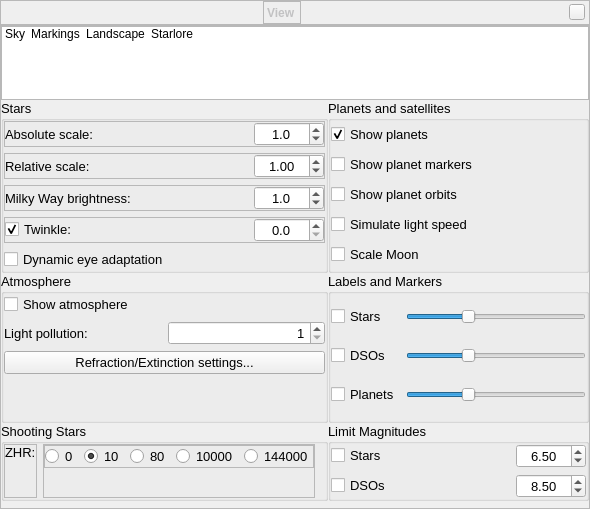
The window that src/gui/viewDialog.ui (519984307/stellarium_src) describes before a commit, drawn with Qt 5.
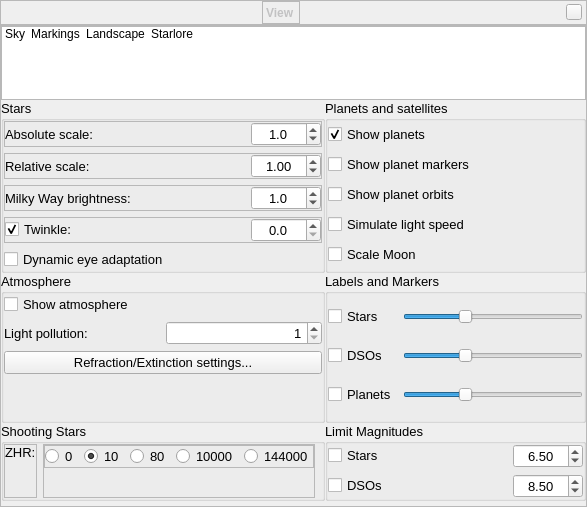
The same window after the commit. Icons and pictures are not drawn. Custom widgets are drawn as their Qt base class.

Commit message: added context info for some GUI items

What changed in the file:
```diff
--- a/src/gui/viewDialog.ui
+++ b/src/gui/viewDialog.ui
@@ -6,8 +6,8 @@
    <rect>
     <x>0</x>
     <y>0</y>
-    <width>590</width>
-    <height>509</height>
+    <width>587</width>
+    <height>507</height>
    </rect>
   </property>
   <property name="font">
```
Left out of the diff: 6 changed lines with no effect on the pictures.
